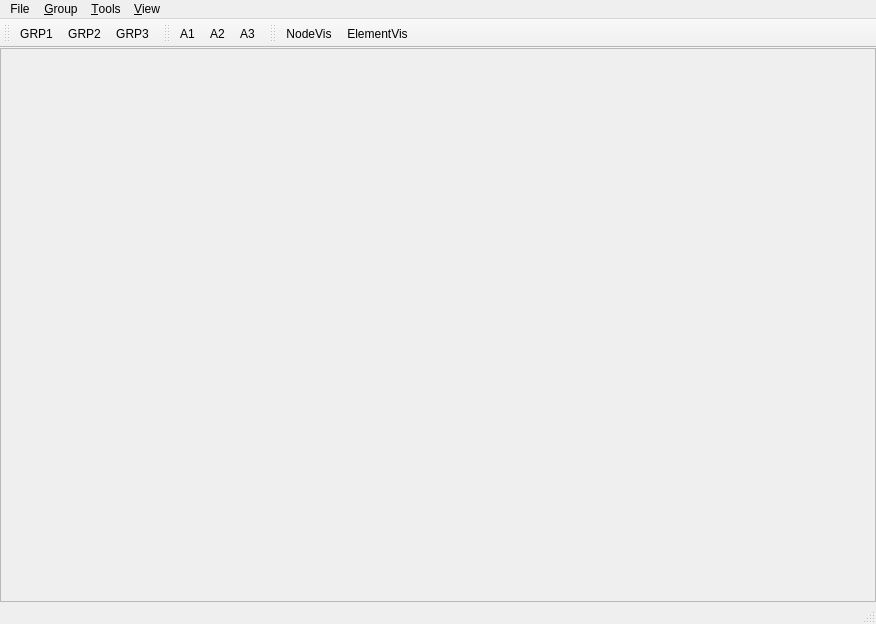
Qt form fem_post/view/view.ui (MRedAero/FEMAnalysisTool) before a commit.
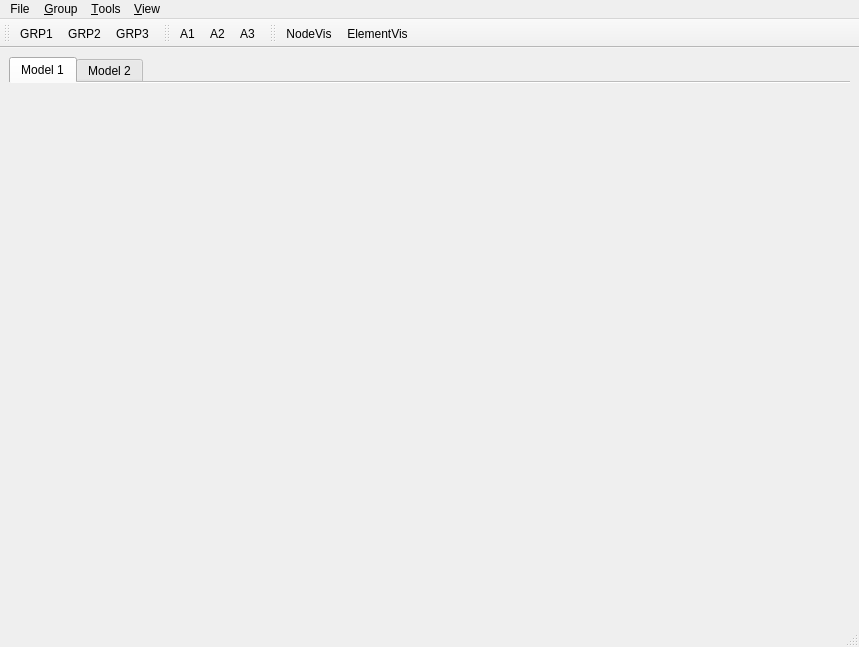
The same form after that commit. Icons and pictures are not drawn.

The edit to the form file:
```diff
--- a/fem_post/view/view.ui
+++ b/fem_post/view/view.ui
@@ -6,8 +6,8 @@
    <rect>
     <x>0</x>
     <y>0</y>
-    <width>876</width>
-    <height>624</height>
+    <width>859</width>
+    <height>647</height>
    </rect>
   </property>
   <property name="windowTitle">
@@ -21,13 +21,20 @@
    <bool>true</bool>
   </property>
   <widget class="QWidget" name="centralwidget">
+   <layout class="QGridLayout" name="gridLayout_6">
+    <item row="0" column="0">
+     <widget class="QTabWidget" name="tab_model">
+      <property name="currentIndex">
+       <number>0</number>
+      </property>
+      <property name="documentMode">
+       <bool>true</bool>
+      </property>
+      <widget class="QWidget" name="tab_1">
+       <attribute name="title">
+        <string>Model 1</string>
+       </attribute>
    <layout class="QGridLayout" name="gridLayout_4">
-    <property name="margin">
-     <number>0</number>
-    </property>
-    <property name="spacing">
-     <number>0</number>
-    </property>
     <item row="0" column="0">
      <widget class="QSplitter" name="splitter_2">
       <property name="orientation">
@@ -38,11 +45,23 @@
         <enum>Qt::Horizontal</enum>
        </property>
        <widget class="QFrame" name="frame">
+            <property name="sizePolicy">
+             <sizepolicy hsizetype="Expanding" vsizetype="Expanding">
+              <horstretch>0</horstretch>
+              <verstretch>0</verstretch>
+             </sizepolicy>
+            </property>
+            <property name="acceptDrops">
+             <bool>true</bool>
+            </property>
         <property name="frameShape">
-         <enum>QFrame::StyledPanel</enum>
+             <enum>QFrame::NoFrame</enum>
         </property>
         <property name="frameShadow">
-         <enum>QFrame::Raised</enum>
+             <enum>QFrame::Plain</enum>
+            </property>
+            <property name="lineWidth">
+             <number>0</number>
         </property>
         <layout class="QGridLayout" name="gridLayout_2">
          <property name="margin">
@@ -61,12 +80,21 @@
     </item>
    </layout>
   </widget>
+      <widget class="QWidget" name="tab_2">
+       <attribute name="title">
+        <string>Model 2</string>
+       </attribute>
+      </widget>
+     </widget>
+    </item>
+   </layout>
+  </widget>
   <widget class="QMenuBar" name="menubar">
    <property name="geometry">
     <rect>
      <x>0</x>
      <y>0</y>
-     <width>876</width>
+     <width>859</width>
      <height>21</height>
     </rect>
    </property>
```
Left out of the diff: 23 changed lines with no effect on the pictures. Lines whose indentation alone changed are shown as unchanged.
